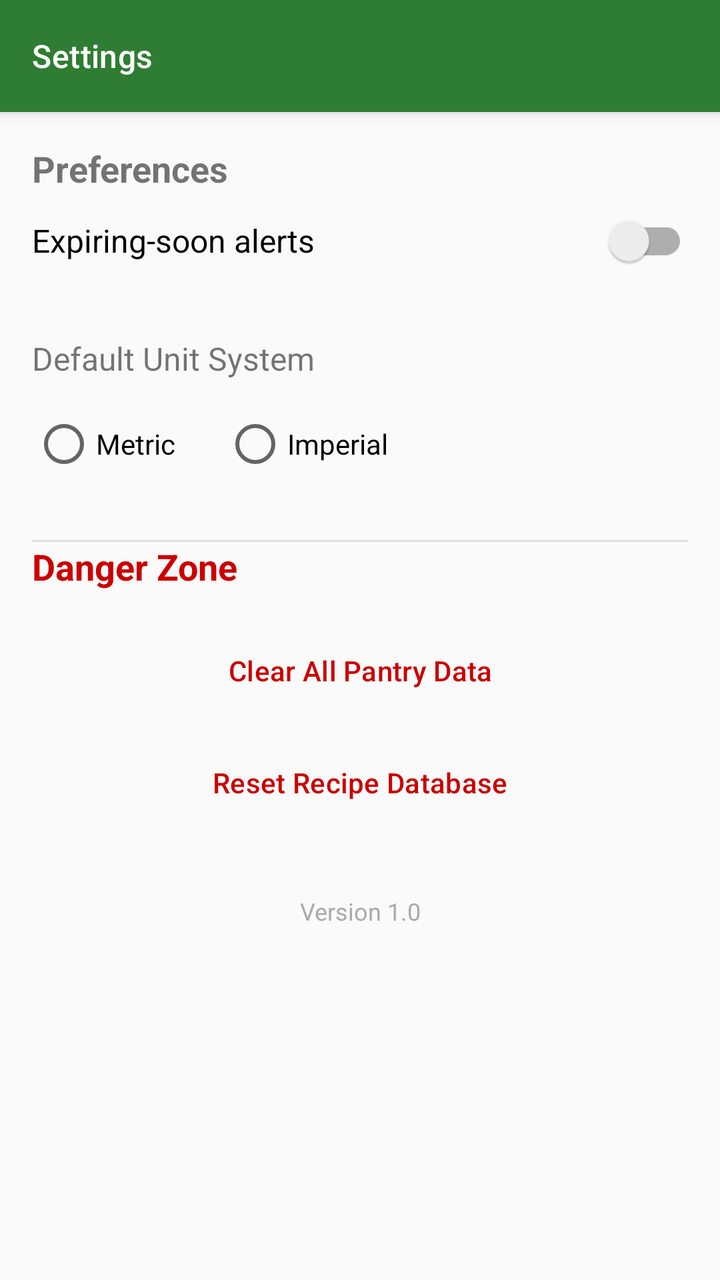
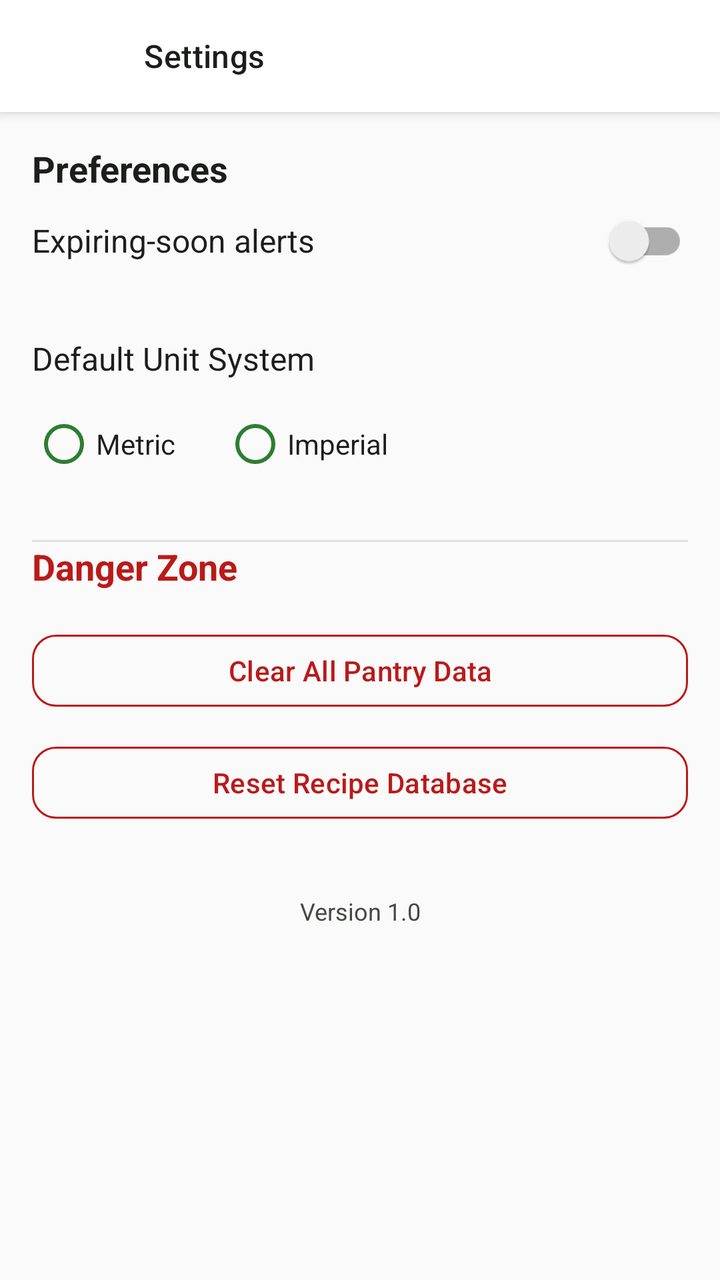

Screens rendered from an Android XML layout before and after an edit, with the pre-edit source and the edit as a unified diff.
<!-- AndroidManifest.xml: application theme Theme.SmartPantry -->
<!-- res/layout/fragment_settings.xml -->
<?xml version="1.0" encoding="utf-8"?>
<androidx.coordinatorlayout.widget.CoordinatorLayout
    xmlns:android="http://schemas.android.com/apk/res/android"
    xmlns:app="http://schemas.android.com/apk/res-auto"
    android:layout_width="match_parent"
    android:layout_height="match_parent">

    <com.google.android.material.appbar.AppBarLayout
        android:layout_width="match_parent"
        android:layout_height="wrap_content">

        <androidx.appcompat.widget.Toolbar
            android:id="@+id/toolbar"
            android:layout_width="match_parent"
            android:layout_height="?attr/actionBarSize"
            android:background="?attr/colorPrimary"
            android:theme="@style/ThemeOverlay.AppCompat.Dark.ActionBar"
            app:title="Settings" />

    </com.google.android.material.appbar.AppBarLayout>

    <androidx.core.widget.NestedScrollView
        android:layout_width="match_parent"
        android:layout_height="match_parent"
        android:padding="16dp"
        app:layout_behavior="@string/appbar_scrolling_view_behavior">

        <androidx.constraintlayout.widget.ConstraintLayout
            android:layout_width="match_parent"
            android:layout_height="wrap_content">

            <TextView
                android:id="@+id/tvPreferencesSection"
                android:layout_width="0dp"
                android:layout_height="wrap_content"
                android:text="Preferences"
                android:textSize="18sp"
                android:textStyle="bold"
                android:layout_marginBottom="16dp"
                app:layout_constraintTop_toTopOf="parent"
                app:layout_constraintStart_toStartOf="parent"
                app:layout_constraintEnd_toEndOf="parent" />

            <androidx.appcompat.widget.SwitchCompat
                android:id="@+id/switchExpiryAlerts"
                android:layout_width="0dp"
                android:layout_height="wrap_content"
                android:text="Expiring-soon alerts"
                android:textSize="16sp"
                app:layout_constraintTop_toBottomOf="@id/tvPreferencesSection"
                app:layout_constraintStart_toStartOf="parent"
                app:layout_constraintEnd_toEndOf="parent" />

            <TextView
                android:id="@+id/tvUnitSystemLabel"
                android:layout_width="0dp"
                android:layout_height="wrap_content"
                android:text="Default Unit System"
                android:textSize="16sp"
                android:layout_marginTop="24dp"
                app:layout_constraintTop_toBottomOf="@id/switchExpiryAlerts"
                app:layout_constraintStart_toStartOf="parent"
                app:layout_constraintEnd_toEndOf="parent" />

            <RadioGroup
                android:id="@+id/rgUnitSystem"
                android:layout_width="0dp"
                android:layout_height="wrap_content"
                android:orientation="horizontal"
                android:layout_marginTop="8dp"
                app:layout_constraintTop_toBottomOf="@id/tvUnitSystemLabel"
                app:layout_constraintStart_toStartOf="parent"
                app:layout_constraintEnd_toEndOf="parent">

                <RadioButton
                    android:id="@+id/rbMetric"
                    android:layout_width="wrap_content"
                    android:layout_height="wrap_content"
                    android:text="Metric" />

                <RadioButton
                    android:id="@+id/rbImperial"
                    android:layout_width="wrap_content"
                    android:layout_height="wrap_content"
                    android:text="Imperial"
                    android:layout_marginStart="24dp" />

            </RadioGroup>

            <View
                android:id="@+id/divider"
                android:layout_width="0dp"
                android:layout_height="1dp"
                android:background="?attr/colorOnSurface"
                android:alpha="0.12"
                android:layout_marginTop="24dp"
                android:layout_marginBottom="24dp"
                app:layout_constraintTop_toBottomOf="@id/rgUnitSystem"
                app:layout_constraintStart_toStartOf="parent"
                app:layout_constraintEnd_toEndOf="parent" />

            <TextView
                android:id="@+id/tvDangerZoneSection"
                android:layout_width="0dp"
                android:layout_height="wrap_content"
                android:text="Danger Zone"
                android:textSize="18sp"
                android:textStyle="bold"
                android:textColor="@android:color/holo_red_dark"
                app:layout_constraintTop_toBottomOf="@id/divider"
                app:layout_constraintStart_toStartOf="parent"
                app:layout_constraintEnd_toEndOf="parent" />

            <Button
                android:id="@+id/btnClearPantry"
                android:layout_width="0dp"
                android:layout_height="wrap_content"
                android:text="Clear All Pantry Data"
                android:textColor="@android:color/holo_red_dark"
                style="@style/Widget.MaterialComponents.Button.OutlinedButton"
                android:layout_marginTop="16dp"
                app:layout_constraintTop_toBottomOf="@id/tvDangerZoneSection"
                app:layout_constraintStart_toStartOf="parent"
                app:layout_constraintEnd_toEndOf="parent" />

            <Button
                android:id="@+id/btnResetRecipes"
                android:layout_width="0dp"
                android:layout_height="wrap_content"
                android:text="Reset Recipe Database"
                android:textColor="@android:color/holo_red_dark"
                style="@style/Widget.MaterialComponents.Button.OutlinedButton"
                android:layout_marginTop="8dp"
                app:layout_constraintTop_toBottomOf="@id/btnClearPantry"
                app:layout_constraintStart_toStartOf="parent"
                app:layout_constraintEnd_toEndOf="parent" />

            <TextView
                android:id="@+id/tvVersion"
                android:layout_width="0dp"
                android:layout_height="wrap_content"
                android:text="Version 1.0"
                android:textSize="12sp"
                android:textColor="@android:color/darker_gray"
                android:gravity="center"
                android:layout_marginTop="32dp"
                app:layout_constraintTop_toBottomOf="@id/btnResetRecipes"
                app:layout_constraintStart_toStartOf="parent"
                app:layout_constraintEnd_toEndOf="parent"
                app:layout_constraintBottom_toBottomOf="parent" />

        </androidx.constraintlayout.widget.ConstraintLayout>

    </androidx.core.widget.NestedScrollView>

</androidx.coordinatorlayout.widget.CoordinatorLayout>
<!-- resources referenced by this layout -->
<resources>
  <color name="primary">#2E7D32</color>
  <color name="primary_variant">#1B5E20</color>
  <color name="on_primary">#FFFFFF</color>
  <color name="secondary">#FF9800</color>
  <color name="secondary_variant">#F57C00</color>
  <color name="on_secondary">#FFFFFF</color>
  <color name="error">#BA1A1A</color>
  <color name="on_error">#FFFFFF</color>
  <color name="error_container">#FFDAD6</color>
  <color name="surface">#FFFFFF</color>
  <color name="surface_variant">#F0F4F0</color>
  <color name="on_surface">#1C1E1C</color>
  <color name="on_surface_variant">#444843</color>
  <color name="background">#FAFAFA</color>
  <color name="on_background">#1C1E1C</color>
  <color name="outline">#747873</color>
  <color name="outline_variant">#C4C7C3</color>
  <style name="TextAppearance.SmartPantry.Body1" parent="TextAppearance.MaterialComponents.Body1">
          <item name="fontFamily">sans-serif</item>
          <item name="android:textSize">16sp</item>
          <item name="android:textColor">@color/text_primary</item>
          <item name="android:letterSpacing">0.009375</item>
          <item name="android:fontWeight">400</item>
      </style>
  <style name="TextAppearance.SmartPantry.Body2" parent="TextAppearance.MaterialComponents.Body2">
          <item name="fontFamily">sans-serif</item>
          <item name="android:textSize">14sp</item>
          <item name="android:textColor">@color/on_surface_variant</item>
          <item name="android:letterSpacing">0.017857</item>
          <item name="android:fontWeight">400</item>
      </style>
  <style name="TextAppearance.SmartPantry.Caption" parent="TextAppearance.MaterialComponents.Caption">
          <item name="fontFamily">sans-serif</item>
          <item name="android:textSize">12sp</item>
          <item name="android:textColor">@color/text_disabled</item>
          <item name="android:letterSpacing">0.033333</item>
          <item name="android:fontWeight">400</item>
      </style>
  <style name="ShapeAppearance.SmartPantry.SmallComponent" parent="ShapeAppearance.MaterialComponents.SmallComponent">
          <item name="cornerFamily">rounded</item>
          <item name="cornerSize">8dp</item>
      </style>
  <style name="ShapeAppearance.SmartPantry.MediumComponent" parent="ShapeAppearance.MaterialComponents.MediumComponent">
          <item name="cornerFamily">rounded</item>
          <item name="cornerSize">12dp</item>
      </style>
  <style name="ShapeAppearance.SmartPantry.LargeComponent" parent="ShapeAppearance.MaterialComponents.LargeComponent">
          <item name="cornerFamily">rounded</item>
          <item name="cornerSize">16dp</item>
      </style>
  <color name="text_primary">#1C1E1C</color>
  <color name="text_disabled">#9E9E9E</color>
  <color name="text_secondary">#444843</color>
  <color name="text_input_stroke_color">@color/outline_variant</color>
  <color name="text_hint">#BDBDBD</color>
  <!-- unchanged entries left out for length: 12 -->
</resources>

<!-- the commit's change to res/layout/fragment_settings.xml (unified diff, before → after) -->
@@ -7,15 +7,18 @@
 
     <com.google.android.material.appbar.AppBarLayout
         android:layout_width="match_parent"
-        android:layout_height="wrap_content">
+        android:layout_height="wrap_content"
+        android:background="?attr/colorSurface"
+        android:elevation="0dp">
 
         <androidx.appcompat.widget.Toolbar
             android:id="@+id/toolbar"
             android:layout_width="match_parent"
             android:layout_height="?attr/actionBarSize"
-            android:background="?attr/colorPrimary"
-            android:theme="@style/ThemeOverlay.AppCompat.Dark.ActionBar"
-            app:title="Settings" />
+            android:background="?attr/colorSurface"
+            app:title="Settings"
+            app:titleTextColor="?attr/colorOnSurface"
+            app:navigationIcon="@drawable/ic_arrow_back" />
 
     </com.google.android.material.appbar.AppBarLayout>
 
@@ -23,45 +26,53 @@
         android:layout_width="match_parent"
         android:layout_height="match_parent"
         android:padding="16dp"
+        android:background="@color/background"
         app:layout_behavior="@string/appbar_scrolling_view_behavior">
 
         <androidx.constraintlayout.widget.ConstraintLayout
             android:layout_width="match_parent"
             android:layout_height="wrap_content">
 
+            
             <TextView
                 android:id="@+id/tvPreferencesSection"
                 android:layout_width="0dp"
                 android:layout_height="wrap_content"
-                android:text="Preferences"
+                android:text="@string/preferences_section"
                 android:textSize="18sp"
                 android:textStyle="bold"
+                android:textColor="?attr/colorOnSurface"
                 android:layout_marginBottom="16dp"
                 app:layout_constraintTop_toTopOf="parent"
                 app:layout_constraintStart_toStartOf="parent"
                 app:layout_constraintEnd_toEndOf="parent" />
 
+            
             <androidx.appcompat.widget.SwitchCompat
                 android:id="@+id/switchExpiryAlerts"
                 android:layout_width="0dp"
                 android:layout_height="wrap_content"
-                android:text="Expiring-soon alerts"
+                android:text="@string/expiry_alerts"
                 android:textSize="16sp"
+                android:textColor="?attr/colorOnSurface"
                 app:layout_constraintTop_toBottomOf="@id/tvPreferencesSection"
                 app:layout_constraintStart_toStartOf="parent"
                 app:layout_constraintEnd_toEndOf="parent" />
 
+            
             <TextView
                 android:id="@+id/tvUnitSystemLabel"
                 android:layout_width="0dp"
                 android:layout_height="wrap_content"
-                android:text="Default Unit System"
+                android:text="@string/unit_system"
                 android:textSize="16sp"
+                android:textColor="?attr/colorOnSurface"
                 android:layout_marginTop="24dp"
                 app:layout_constraintTop_toBottomOf="@id/switchExpiryAlerts"
                 app:layout_constraintStart_toStartOf="parent"
                 app:layout_constraintEnd_toEndOf="parent" />
 
+            
             <RadioGroup
                 android:id="@+id/rgUnitSystem"
                 android:layout_width="0dp"
@@ -76,17 +87,22 @@
                     android:id="@+id/rbMetric"
                     android:layout_width="wrap_content"
                     android:layout_height="wrap_content"
-                    android:text="Metric" />
+                    android:text="@string/metric"
+                    android:textColor="?attr/colorOnSurface"
+                    android:buttonTint="?attr/colorPrimary" />
 
                 <RadioButton
                     android:id="@+id/rbImperial"
                     android:layout_width="wrap_content"
                     android:layout_height="wrap_content"
-                    android:text="Imperial"
-                    android:layout_marginStart="24dp" />
+                    android:text="@string/imperial"
+                    android:textColor="?attr/colorOnSurface"
+                    android:layout_marginStart="24dp"
+                    android:buttonTint="?attr/colorPrimary" />
 
             </RadioGroup>
 
+            
             <View
                 android:id="@+id/divider"
                 android:layout_width="0dp"
@@ -99,49 +115,57 @@
                 app:layout_constraintStart_toStartOf="parent"
                 app:layout_constraintEnd_toEndOf="parent" />
 
+            
             <TextView
                 android:id="@+id/tvDangerZoneSection"
                 android:layout_width="0dp"
                 android:layout_height="wrap_content"
-                android:text="Danger Zone"
+                android:text="@string/danger_zone"
                 android:textSize="18sp"
                 android:textStyle="bold"
-                android:textColor="@android:color/holo_red_dark"
+                android:textColor="?attr/colorError"
                 app:layout_constraintTop_toBottomOf="@id/divider"
                 app:layout_constraintStart_toStartOf="parent"
                 app:layout_constraintEnd_toEndOf="parent" />
 
-            <Button
+            
+            <com.google.android.material.button.MaterialButton
                 android:id="@+id/btnClearPantry"
+                style="@style/Widget.MaterialComponents.Button.OutlinedButton"
                 android:layout_width="0dp"
-                android:layout_height="wrap_content"
-                android:text="Clear All Pantry Data"
-                android:textColor="@android:color/holo_red_dark"
-                style="@style/Widget.MaterialComponents.Button.OutlinedButton"
+                android:layout_height="48dp"
                 android:layout_marginTop="16dp"
+                android:text="@string/clear_pantry"
+                android:textColor="?attr/colorError"
+                app:strokeColor="?attr/colorError"
+                app:cornerRadius="12dp"
                 app:layout_constraintTop_toBottomOf="@id/tvDangerZoneSection"
                 app:layout_constraintStart_toStartOf="parent"
                 app:layout_constraintEnd_toEndOf="parent" />
 
-            <Button
+            
+            <com.google.android.material.button.MaterialButton
                 android:id="@+id/btnResetRecipes"
+                style="@style/Widget.MaterialComponents.Button.OutlinedButton"
                 android:layout_width="0dp"
-                android:layout_height="wrap_content"
-                android:text="Reset Recipe Database"
-                android:textColor="@android:color/holo_red_dark"
-                style="@style/Widget.MaterialComponents.Button.OutlinedButton"
+                android:layout_height="48dp"
                 android:layout_marginTop="8dp"
+                android:text="@string/reset_recipes"
+                android:textColor="?attr/colorError"
+                app:strokeColor="?attr/colorError"
+                app:cornerRadius="12dp"
                 app:layout_constraintTop_toBottomOf="@id/btnClearPantry"
                 app:layout_constraintStart_toStartOf="parent"
                 app:layout_constraintEnd_toEndOf="parent" />
 
+            
             <TextView
                 android:id="@+id/tvVersion"
                 android:layout_width="0dp"
                 android:layout_height="wrap_content"
                 android:text="Version 1.0"
                 android:textSize="12sp"
-                android:textColor="@android:color/darker_gray"
+                android:textColor="?attr/colorOnSurfaceVariant"
                 android:gravity="center"
                 android:layout_marginTop="32dp"
                 app:layout_constraintTop_toBottomOf="@id/btnResetRecipes"
<!-- resource entries referenced after the edit -->
@@ -14,6 +14,26 @@
   <color name="on_surface">#1C1E1C</color>
   <color name="on_surface_variant">#444843</color>
   <color name="background">#FAFAFA</color>
+  <!-- drawable ic_arrow_back (drawable) -->
+  <?xml version="1.0" encoding="utf-8"?>
+  <vector xmlns:android="http://schemas.android.com/apk/res/android"
+      android:width="24dp"
+      android:height="24dp"
+      android:viewportWidth="24"
+      android:viewportHeight="24"
+      android:tint="?attr/colorOnPrimary">
+      <path
+          android:fillColor="@android:color/white"
+          android:pathData="M20,11H4v2h16L20,11zM8,11.83L13.17,7l1.42,1.42L10.83,13H19v2H10.83l3.76,3.76L13.17,19l-5,-5L8,11.83z"/>
+  </vector>
+  <string name="clear_pantry">Clear All Pantry Data</string>
+  <string name="danger_zone">Danger Zone</string>
+  <string name="expiry_alerts">Expiring-soon alerts</string>
+  <string name="imperial">Imperial</string>
+  <string name="metric">Metric</string>
+  <string name="preferences_section">Preferences</string>
+  <string name="reset_recipes">Reset Recipe Database</string>
+  <string name="unit_system">Default Unit System</string>
   <color name="on_background">#1C1E1C</color>
   <color name="outline">#747873</color>
   <color name="outline_variant">#C4C7C3</color>
